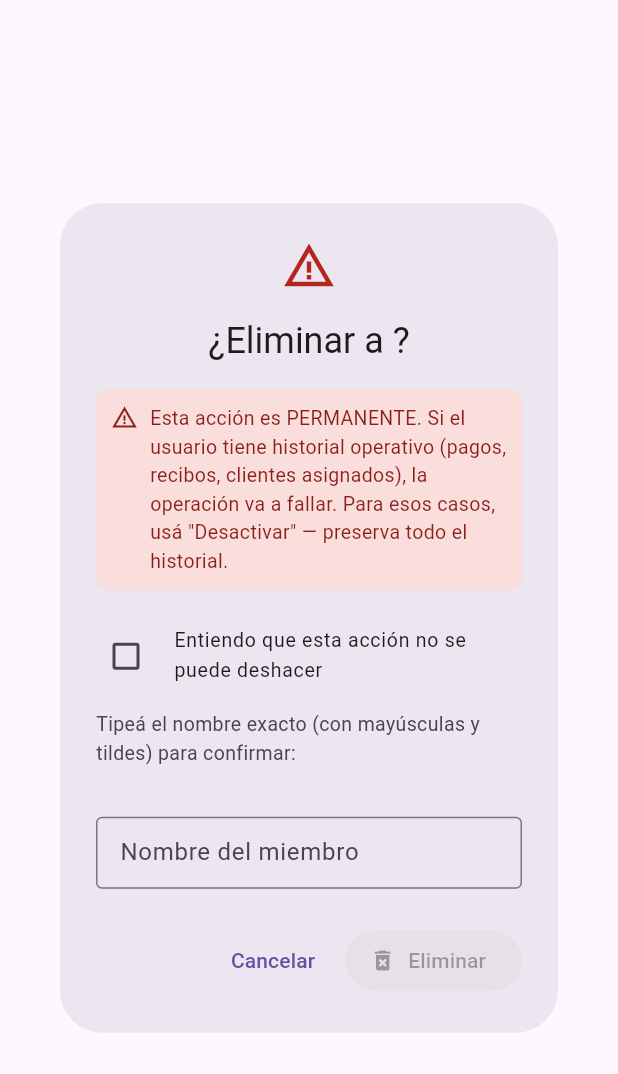
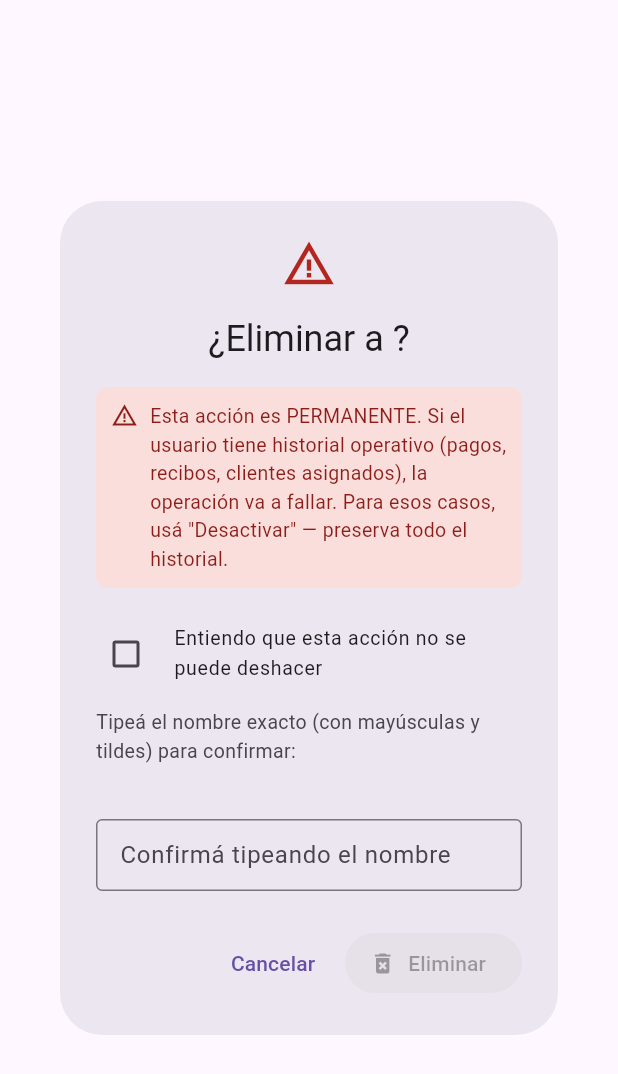
Before and after one commit to rubenmaltez/Template-TT, a Flutter app: the _EliminarDialog widget shown alone on an empty page, opened directly with empty values, on a phone screen of 412 x 824 dp. Shown: the top 1074 px of the screen. Run offline on Flutter 3.47's test engine with Material 3 defaults, Android fonts, the phone set to English and light mode, and no system bars; our stand-ins replace flutter_map, flutter_riverpod, geolocator, go_router, image_picker, latlong2 and 3 more; missing offline and left inert: esc_pos_utils_plus, powersync, print_bluetooth_thermal; accounts and stored records are empty.

Commit message:
a11y: aplicar fixes de los 3 agentes review (commit 3 follow-up)
BLOCKERs convergentes (Code Audit + QA):
- Drop button:true en Semantics de PopupMenuItem — el item ya provee
  rol "menuitem" y duplicar el rol confunde a TalkBack/NVDA.
- SemanticsService.announce en initState para el banner authError de
  boot — liveRegion no dispara en el primer frame, solo en
  transiciones; el SR no leía el mensaje.

UX (texto + visual):
- 'super admin'/'super_admin' → 'Super Admin' en labels y warning box
  (consistencia con el chrome del panel).
- Labels del popup más cortos + workflow info movido a Semantics.hint
  (se lee con pausa, no satura la traversal).
- _error en login_screen ahora usa errorContainer con ícono — antes
  era texto rojo suelto, débil en contraste no-texto (WCAG 1.4.11).
- container:true en los 3 Semantics liveRegion para agrupar.

Dialog de Eliminar miembro (gaps de Code Audit + QA):
- TextField de confirmación con labelText (no solo hintText) para que
  NVDA lea el propósito del campo.
- Nombre a tipear en SelectableText + Semantics.label explícito.
- FilledButton 'Eliminar' con Semantics(button, enabled, label) que
  expone la naturaleza permanente al SR.

```diff
--- a/lib/features/super_admin/tenant_modulos_screen.dart
+++ b/lib/features/super_admin/tenant_modulos_screen.dart
@@ -534,7 +534,7 @@ class _MiembroCardState extends ConsumerState<_MiembroCard> {
                   onColor: s.onSurfaceVariant,
                   texto: 'No abras el link en este browser: quedarías '
                       'logueado como ${c.nombre} y perderías tu sesión '
-                      'de super_admin.',
+                      'de Super Admin.',
                 ),
                 if (!c.activo) ...[
                   const SizedBox(height: 12),
@@ -1169,11 +1169,15 @@ class _MiembroCardState extends ConsumerState<_MiembroCard> {
                       // Label explícito para screen readers — el color
                       // rojo del ícono comunica "sensible" a usuarios
                       // viendo, pero no a quienes navegan con TalkBack.
+                      //
+                      // Sin button:true — el PopupMenuItem ya provee el
+                      // rol "menuitem"; ponerlo de nuevo duplicaría la
+                      // anunciación. `hint` se lee con pausa, así no
+                      // satura la traversal con texto de workflow.
                       child: Semantics(
-                        button: true,
-                        label: 'Forzar contraseña. Acción sensible: '
-                            'genera una contraseña visible para el '
-                            'super admin.',
+                        label: 'Forzar contraseña — acción sensible',
+                        hint: 'Genera una contraseña visible para el '
+                            'Super Admin',
                         excludeSemantics: true,
                         child: Row(
                           children: [
@@ -1249,10 +1253,9 @@ class _MiembroCardState extends ConsumerState<_MiembroCard> {
                     PopupMenuItem(
                       value: _AccionMiembro.eliminar,
                       child: Semantics(
-                        button: true,
-                        label: 'Eliminar miembro permanentemente. '
-                            'Acción destructiva — pide confirmación '
-                            'tipeando el nombre del miembro.',
+                        label: 'Eliminar miembro — acción destructiva',
+                        hint: 'Va a pedir confirmación tipeando el '
+                            'nombre',
                         excludeSemantics: true,
                         child: Row(
                           children: [
@@ -1965,11 +1968,19 @@ class _EliminarDialogState extends State<_EliminarDialog> {
                 ),
               ),
               const SizedBox(height: 4),
-              Text(
+              // SelectableText: el usuario puede copiarlo si tiene
+              // problemas con tildes/mayúsculas en su teclado.
+              // Semantics.label explícito porque sin contexto el SR
+              // lee el nombre suelto sin saber su propósito.
+              Semantics(
+                label: 'Nombre a confirmar: ${widget.cobrador.nombre}',
+                excludeSemantics: true,
+                child: SelectableText(
                   widget.cobrador.nombre,
                   style: const TextStyle(
                     fontFamily: 'monospace',
                     fontWeight: FontWeight.w600,
+                  ),
                 ),
               ),
               const SizedBox(height: 8),
@@ -1977,9 +1988,12 @@ class _EliminarDialogState extends State<_EliminarDialog> {
                 controller: _confirmCtrl,
                 onChanged: (_) => setState(() {}),
                 decoration: const InputDecoration(
+                  // labelText (no sólo hintText) — NVDA anuncia
+                  // "edit, blank" cuando solo hay hint; labelText
+                  // queda como nombre accesible del campo.
+                  labelText: 'Confirmá tipeando el nombre',
                   border: OutlineInputBorder(),
                   isDense: true,
-                  hintText: 'Nombre del miembro',
                 ),
               ),
             ],
@@ -1992,7 +2006,15 @@ class _EliminarDialogState extends State<_EliminarDialog> {
           onPressed: () => Navigator.of(context).pop(false),
           child: const Text('Cancelar'),
         ),
-        FilledButton.icon(
+        // Botón destructivo: label rico para screen readers que
+        // exponga la naturaleza permanente de la acción. Cuando está
+        // disabled el estado se anuncia por Semantics(enabled).
+        Semantics(
+          button: true,
+          enabled: _puedeEliminar,
+          label: 'Eliminar permanentemente a ${widget.cobrador.nombre}',
+          excludeSemantics: true,
+          child: FilledButton.icon(
             icon: const Icon(Icons.delete_forever),
             label: const Text('Eliminar'),
             style: FilledButton.styleFrom(
@@ -2003,6 +2025,7 @@ class _EliminarDialogState extends State<_EliminarDialog> {
             onPressed: _puedeEliminar
                 ? () => Navigator.of(context).pop(true)
                 : null,
+          ),
         ),
       ],
     );
```
Also changed, not shown: lib/features/auth/login_screen.dart (+58 -11 lines). Lines whose indentation alone changed are shown as unchanged.
